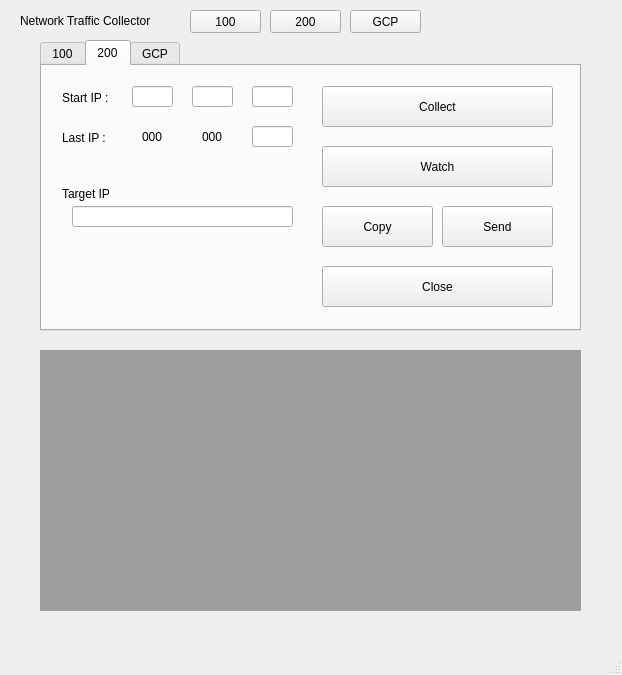
First picture: the form in src/CC_Server_GUI.ui, repository gunh0/tor-network-analyzer, before the edit.
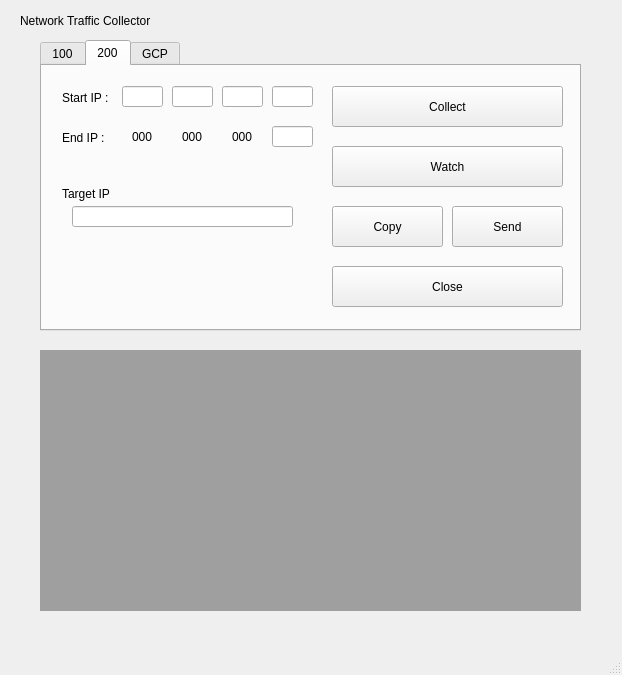
Second picture: the form after the edit. The open tabs and pages were chosen to show the change.

Commit message: modify UI, fin. load ip QLineEdit text

The edit to the form file:
```diff
--- a/src/CC_Server_GUI.ui
+++ b/src/CC_Server_GUI.ui
@@ -14,19 +14,6 @@
    <string>MainWindow</string>
   </property>
   <widget class="QWidget" name="centralwidget">
-   <widget class="QPushButton" name="btn_100">
-    <property name="geometry">
-     <rect>
-      <x>190</x>
-      <y>10</y>
-      <width>71</width>
-      <height>23</height>
-     </rect>
-    </property>
-    <property name="text">
-     <string>100</string>
-    </property>
-   </widget>
    <widget class="QLabel" name="label">
     <property name="geometry">
      <rect>
@@ -40,19 +27,6 @@
      <string>Network Traffic Collector</string>
     </property>
    </widget>
-   <widget class="QPushButton" name="btn_200">
-    <property name="geometry">
-     <rect>
-      <x>270</x>
-      <y>10</y>
-      <width>71</width>
-      <height>23</height>
-     </rect>
-    </property>
-    <property name="text">
-     <string>200</string>
-    </property>
-   </widget>
    <widget class="QTabWidget" name="tabWidget">
     <property name="geometry">
      <rect>
@@ -273,7 +247,7 @@
        </rect>
       </property>
       <property name="text">
-       <string>Last IP :</string>
+       <string>End IP :</string>
       </property>
      </widget>
      <widget class="QLineEdit" name="lineEdit_6">
@@ -286,49 +260,6 @@
        </rect>
       </property>
      </widget>
-     <widget class="QLabel" name="label_8">
-      <property name="geometry">
-       <rect>
-        <x>100</x>
-        <y>60</y>
-        <width>31</width>
-        <height>21</height>
-       </rect>
-      </property>
-      <property name="text">
-       <string>000</string>
-      </property>
-     </widget>
-     <widget class="QLineEdit" name="lineEdit_7">
-      <property name="geometry">
-       <rect>
-        <x>210</x>
-        <y>60</y>
-        <width>41</width>
-        <height>21</height>
-       </rect>
-      </property>
-     </widget>
-     <widget class="QLineEdit" name="lineEdit_8">
-      <property name="geometry">
-       <rect>
-        <x>150</x>
-        <y>20</y>
-        <width>41</width>
-        <height>21</height>
-       </rect>
-      </property>
-     </widget>
-     <widget class="QLineEdit" name="lineEdit_9">
-      <property name="geometry">
-       <rect>
-        <x>90</x>
-        <y>20</y>
-        <width>41</width>
-        <height>21</height>
-       </rect>
-      </property>
-     </widget>
      <widget class="QLabel" name="label_9">
       <property name="geometry">
        <rect>
@@ -355,39 +286,10 @@
        <string>Start IP :</string>
       </property>
      </widget>
-     <widget class="QLabel" name="label_11">
+     <widget class="QPushButton" name="pBtn200_send">
       <property name="geometry">
        <rect>
-        <x>160</x>
-        <y>60</y>
-        <width>31</width>
-        <height>21</height>
-       </rect>
-      </property>
-      <property name="sizePolicy">
-       <sizepolicy hsizetype="Preferred" vsizetype="Preferred">
-        <horstretch>0</horstretch>
-        <verstretch>0</verstretch>
-       </sizepolicy>
-      </property>
-      <property name="text">
-       <string>000</string>
-      </property>
-     </widget>
-     <widget class="QLineEdit" name="lineEdit_10">
-      <property name="geometry">
-       <rect>
-        <x>210</x>
-        <y>20</y>
-        <width>41</width>
-        <height>21</height>
-       </rect>
-      </property>
-     </widget>
-     <widget class="QPushButton" name="pushButton_9">
-      <property name="geometry">
-       <rect>
-        <x>400</x>
+        <x>410</x>
         <y>140</y>
         <width>111</width>
         <height>41</height>
@@ -400,7 +302,7 @@
      <widget class="QPushButton" name="pushButton_10">
       <property name="geometry">
        <rect>
-        <x>280</x>
+        <x>290</x>
         <y>80</y>
         <width>231</width>
         <height>41</height>
@@ -413,7 +315,7 @@
      <widget class="QPushButton" name="pushButton_11">
       <property name="geometry">
        <rect>
-        <x>280</x>
+        <x>290</x>
         <y>20</y>
         <width>231</width>
         <height>41</height>
@@ -426,7 +328,7 @@
      <widget class="QPushButton" name="pushButton_12">
       <property name="geometry">
        <rect>
-        <x>280</x>
+        <x>290</x>
         <y>140</y>
         <width>111</width>
         <height>41</height>
@@ -439,7 +341,7 @@
      <widget class="QPushButton" name="pushButton_13">
       <property name="geometry">
        <rect>
-        <x>280</x>
+        <x>290</x>
         <y>200</y>
         <width>231</width>
         <height>41</height>
@@ -449,6 +351,113 @@
        <string>Close</string>
       </property>
      </widget>
+     <widget class="QLineEdit" name="lineEdit_15">
+      <property name="geometry">
+       <rect>
+        <x>180</x>
+        <y>20</y>
+        <width>41</width>
+        <height>21</height>
+       </rect>
+      </property>
+     </widget>
+     <widget class="QLabel" name="label_16">
+      <property name="geometry">
+       <rect>
+        <x>140</x>
+        <y>60</y>
+        <width>31</width>
+        <height>21</height>
+       </rect>
+      </property>
+      <property name="sizePolicy">
+       <sizepolicy hsizetype="Preferred" vsizetype="Preferred">
+        <horstretch>0</horstretch>
+        <verstretch>0</verstretch>
+       </sizepolicy>
+      </property>
+      <property name="text">
+       <string>000</string>
+      </property>
+     </widget>
+     <widget class="QLineEdit" name="lineEdit_16">
+      <property name="geometry">
+       <rect>
+        <x>230</x>
+        <y>20</y>
+        <width>41</width>
+        <height>21</height>
+       </rect>
+      </property>
+     </widget>
+     <widget class="QLineEdit" name="lineEdit_17">
+      <property name="geometry">
+       <rect>
+        <x>230</x>
+        <y>60</y>
+        <width>41</width>
+        <height>21</height>
+       </rect>
+      </property>
+     </widget>
+     <widget class="QLineEdit" name="lineEdit_18">
+      <property name="geometry">
+       <rect>
+        <x>130</x>
+        <y>20</y>
+        <width>41</width>
+        <height>21</height>
+       </rect>
+      </property>
+     </widget>
+     <widget class="QLabel" name="label_17">
+      <property name="geometry">
+       <rect>
+        <x>90</x>
+        <y>60</y>
+        <width>31</width>
+        <height>21</height>
+       </rect>
+      </property>
+      <property name="sizePolicy">
+       <sizepolicy hsizetype="Preferred" vsizetype="Preferred">
+        <horstretch>0</horstretch>
+        <verstretch>0</verstretch>
+       </sizepolicy>
+      </property>
+      <property name="text">
+       <string>000</string>
+      </property>
+     </widget>
+     <widget class="QLabel" name="label_18">
+      <property name="geometry">
+       <rect>
+        <x>190</x>
+        <y>60</y>
+        <width>31</width>
+        <height>21</height>
+       </rect>
+      </property>
+      <property name="sizePolicy">
+       <sizepolicy hsizetype="Preferred" vsizetype="Preferred">
+        <horstretch>0</horstretch>
+        <verstretch>0</verstretch>
+       </sizepolicy>
+      </property>
+      <property name="text">
+       <string>000</string>
+      </property>
+     </widget>
+     <widget class="QLineEdit" name="lineEdit_19">
+      <property name="geometry">
+       <rect>
+        <x>80</x>
+        <y>20</y>
+        <width>41</width>
+        <height>21</height>
+       </rect>
+      </property>
+     </widget>
     </widget>
     <widget class="QWidget" name="ntc_gcp">
      <attribute name="title">
@@ -603,19 +612,6 @@
      </widget>
     </widget>
    </widget>
-   <widget class="QPushButton" name="btn_gcp">
-    <property name="geometry">
-     <rect>
-      <x>350</x>
-      <y>10</y>
-      <width>71</width>
-      <height>23</height>
-     </rect>
-    </property>
-    <property name="text">
-     <string>GCP</string>
-    </property>
-   </widget>
    <widget class="QMdiArea" name="mdiArea">
     <property name="geometry">
      <rect>
```
Left out of the diff: 85 changed lines with no effect on the pictures. The commit also changes 3 other files.
